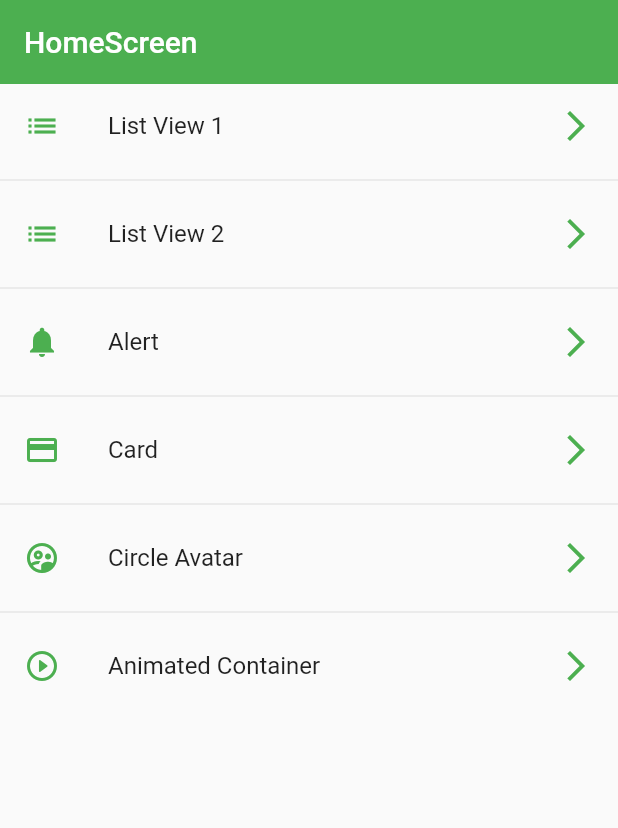
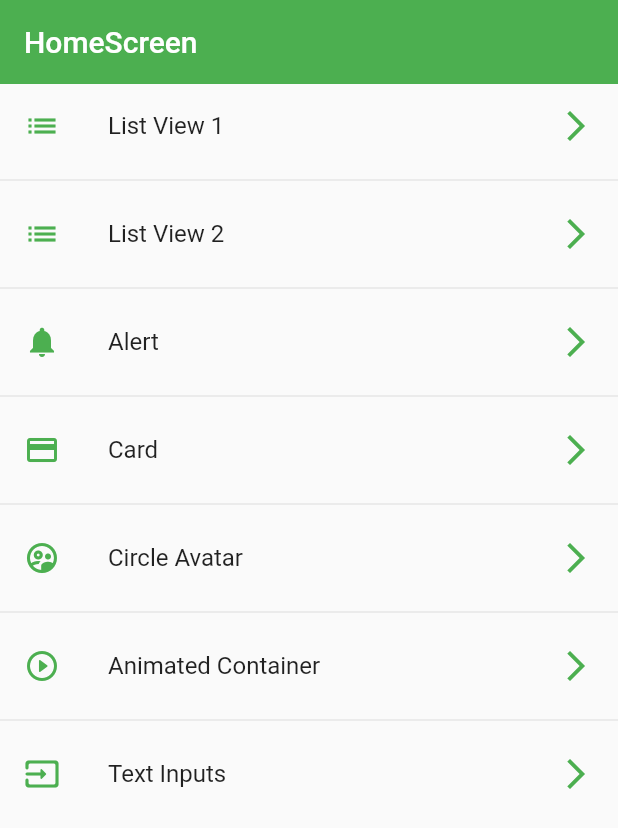
Before and after one commit to andrealopezpalomeque/components_flutter, a Flutter app: the screen it shows after launch, on a phone screen of 412 x 824 dp. Shown: the top 828 px of the screen. Run offline on Flutter 3.47's test engine with Material 2 defaults, Android fonts, the phone set to English and light mode, and no system bars.

Commit message:
creacion custom input

```diff
--- a/lib/router/app_routes.dart
+++ b/lib/router/app_routes.dart
@@ -41,6 +41,11 @@ class AppRoutes {
         icon: Icons.play_circle_outline_rounded,
         name: 'Animated Container',
         screen: const AnimatedScreen()),
+    MenuOption(
+        route: 'inputs',
+        icon: Icons.input_rounded,
+        name: 'Text Inputs',
+        screen: const InputsScreen()),
   ];
 
   static Map<String, Widget Function(BuildContext)> getAppRoutes() {
--- a/lib/screens/animated_screen.dart
+++ b/lib/screens/animated_screen.dart
@@ -37,7 +37,7 @@ class _AnimatedScreenState extends State<AnimatedScreen> {
         body: Center(
           child: AnimatedContainer(
             duration: const Duration(milliseconds: 400),
-            curve: Curves.easeOutCubic,
+            curve: Curves.elasticOut,
             width: _width,
             height: _height,
             decoration: BoxDecoration(
--- a/lib/screens/screens.dart
+++ b/lib/screens/screens.dart
@@ -1,7 +1,8 @@
 export 'package:components_flutter/screens/alert_screen.dart';
+export 'package:components_flutter/screens/animated_screen.dart';
 export 'package:components_flutter/screens/avatar_screen.dart';
 export 'package:components_flutter/screens/card_screen.dart';
 export 'package:components_flutter/screens/home_screen.dart';
+export 'package:components_flutter/screens/inputs_screen.dart';
 export 'package:components_flutter/screens/listview1_screen.dart';
 export 'package:components_flutter/screens/listview2_screen.dart';
-export 'package:components_flutter/screens/animated_screen.dart';
--- a/lib/theme/app_theme.dart
+++ b/lib/theme/app_theme.dart
@@ -24,5 +24,23 @@ class AppTheme {
           style: ElevatedButton.styleFrom(
               backgroundColor: primary,
               shape: const StadiumBorder(),
-              elevation: 0)));
+              elevation: 0)),
+      //input decoration theme
+      inputDecorationTheme: const InputDecorationTheme(
+        floatingLabelStyle: TextStyle(color: primary),
+        enabledBorder: OutlineInputBorder(
+            borderSide: BorderSide(color: primary),
+            borderRadius: BorderRadius.only(
+                bottomLeft: Radius.circular(10),
+                topRight: Radius.circular(10))),
+        focusedBorder: OutlineInputBorder(
+            borderSide: BorderSide(color: primary),
+            borderRadius: BorderRadius.only(
+                bottomLeft: Radius.circular(10),
+                topRight: Radius.circular(10))),
+        border: OutlineInputBorder(
+            borderRadius: BorderRadius.only(
+                bottomLeft: Radius.circular(10),
+                topRight: Radius.circular(10))),
+      ));
 }
--- a/lib/widgets/widgets.dart
+++ b/lib/widgets/widgets.dart
@@ -1,2 +1,3 @@
 export 'package:components_flutter/widgets/custom_card_type_1.dart';
 export 'package:components_flutter/widgets/custom_card_type_2.dart';
+export 'package:components_flutter/widgets/custom_input_field.dart';
```
Also changed, not shown: lib/screens/inputs_screen.dart (added, +29 -0 lines), lib/widgets/custom_input_field.dart (added, +41 -0 lines).
